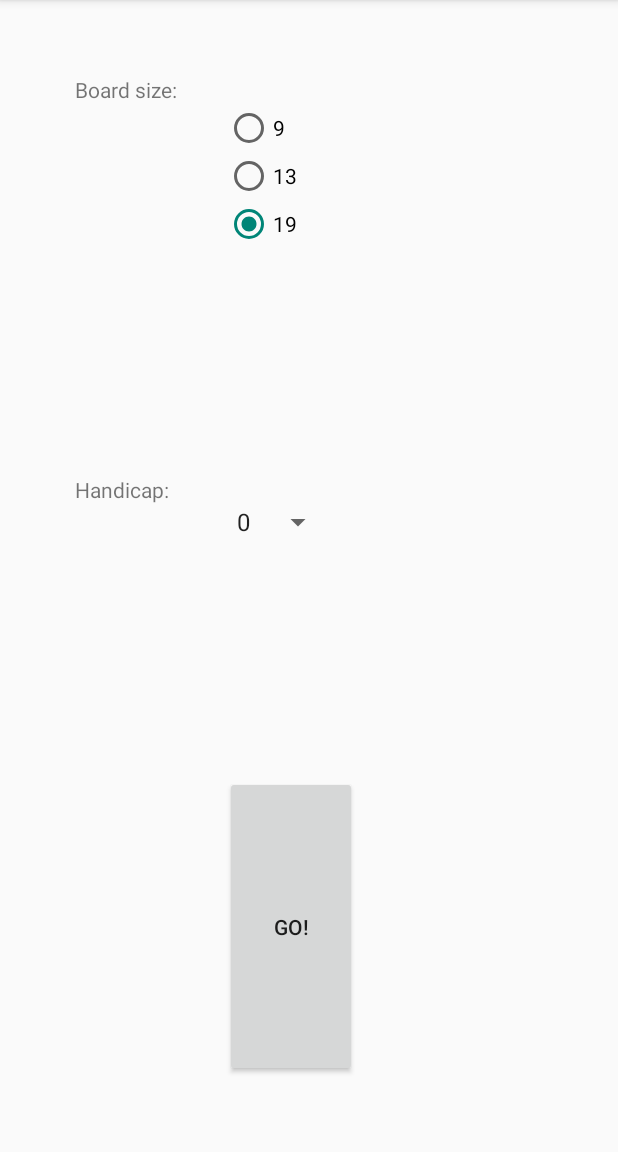
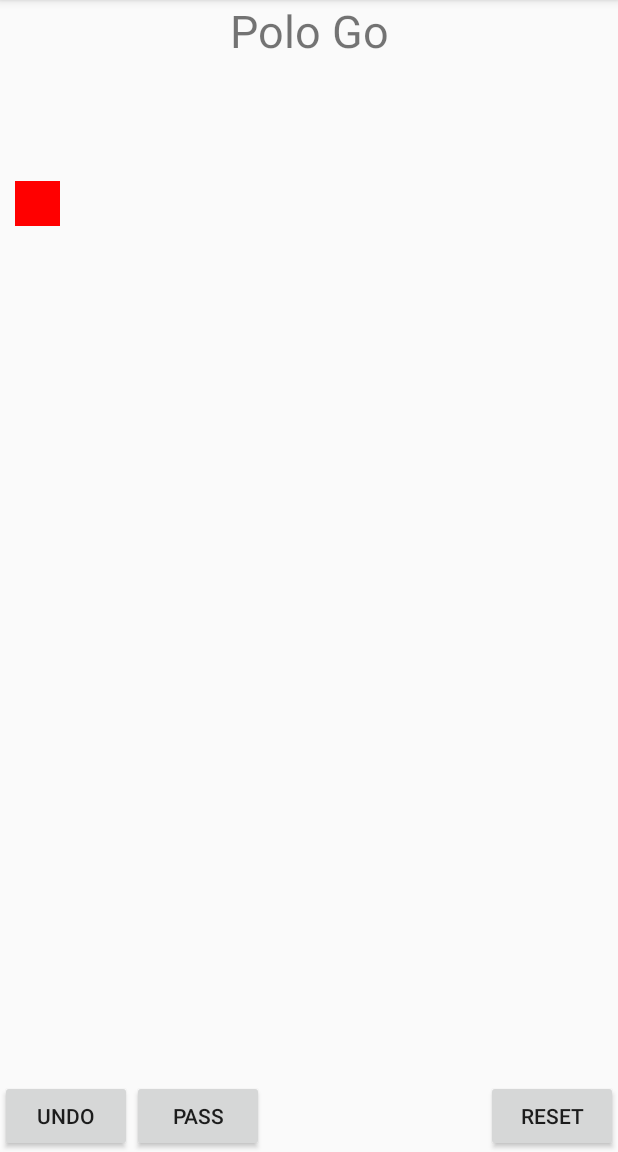
Before and after one commit to polo-language/go-android, an Android app: the screen it shows after launch (SelectorActivity before the commit, BoardActivity after it), after a tap on "GO!", on a phone screen of 412 x 824 dp, the part 84-1236 px from its top. Run offline under Robolectric (Android 15) with nearby library versions, the phone set to English and light mode, and no system bars; 2 other taps on this screen came first.

Commit message:
Board view and fragment working.

```diff
--- a/app/src/main/AndroidManifest.xml
+++ b/app/src/main/AndroidManifest.xml
@@ -13,6 +13,7 @@
                 <category android:name="android.intent.category.LAUNCHER" />
             </intent-filter>
         </activity>
+        <activity android:name=".BoardActivity"></activity>
 
     </application>
 
--- a/app/src/main/java/com/example/pololanguage/gotest/BoardActivity.java
+++ b/app/src/main/java/com/example/pololanguage/gotest/BoardActivity.java
@@ -2,21 +2,25 @@ package com.example.pololanguage.gotest;
 
 import android.app.Activity;
 import android.os.Bundle;
+import android.view.View;
 
 public class BoardActivity extends Activity {
   public static final String EXTRA_BOARD_SIZE = "board_size";
   public static final String EXTRA_HANDICAP = "handicap";
 
   @Override
-  public void onCreate(Bundle icicle) {
-    super.onCreate(icicle);
+  public void onCreate(Bundle savedInstanceState) {
+    super.onCreate(savedInstanceState);
     int boardSize = getIntent().getIntExtra(EXTRA_BOARD_SIZE,
                                            SelectorActivity.DEFAULT_BOARD_SIZE);
     int handicap = getIntent().getIntExtra(EXTRA_HANDICAP,
                                            SelectorActivity.DEFAULT_HANDICAP);
-    if (getFragmentManager().findFragmentById(android.R.id.content) == null) {
+    setContentView(R.layout.game);
+
+    if (findViewById(R.id.board_container) != null) {
+      if (savedInstanceState != null) { return; }
       getFragmentManager().beginTransaction()
-                          .add(android.R.id.content,
+                          .add(R.id.board_container,
                                BoardFragment.newInstance(boardSize, handicap))
                           .commit();
     }
--- a/app/src/main/java/com/example/pololanguage/gotest/BoardFragment.java
+++ b/app/src/main/java/com/example/pololanguage/gotest/BoardFragment.java
@@ -2,33 +2,42 @@ package com.example.pololanguage.gotest;
 
 import android.app.Fragment;
 import android.os.Bundle;
+import android.util.DisplayMetrics;
+import android.util.Log;
 import android.view.LayoutInflater;
 import android.view.View;
 import android.view.ViewGroup;
+import android.widget.LinearLayout;
 
 public class BoardFragment extends Fragment {
   private int boardSize;
   private int handicap;
+
   protected static BoardFragment newInstance(int boardSize, int handicap) {
     BoardFragment frag = new BoardFragment();
-    frag.setRetainInstance(true);
+    frag.setRetainInstance(true); // need to move to onCreate() ?
     frag.boardSize = boardSize;
     frag.handicap = handicap;
     return frag;
   }
 
-  /* Need to move setRetainInstance here?
-  @Override
-  public void onCreate(Bundle icicle) {
-    super.onCreate(icicle);
-    setRetainInstance(true);
-  }*/
-
   @Override
   public View onCreateView(LayoutInflater inflater,
                            ViewGroup container, Bundle icicle) {
-    View view = super.onCreateView(inflater, container, icicle);
-    // TODO
-    return view;
+    return inflater.inflate(R.layout.board, container, false);
+  }
+
+  @Override
+  public void onViewCreated(View view, Bundle savedInstanceState) {
+    /*DisplayMetrics displayMetrics = getActivity().getResources().getDisplayMetrics();
+    int boardWidth = Math.max(displayMetrics.widthPixels,
+                              displayMetrics.heightPixels);
+    */
+    View boardContainer = getActivity().findViewById(R.id.board_container);
+    //boardContainer.setLayoutParams(new LinearLayout.LayoutParams(boardWidth, boardWidth));
+
+    //boardContainer.setBackgroundColor(0xFF0000FF);
+    View testView = getActivity().findViewById(R.id.test_view_on_board);
+    testView.setBackgroundColor(0xFFFF0000);
   }
 }
--- /dev/null
+++ b/app/src/main/res/layout/board.xml
@@ -0,0 +1,14 @@
+<?xml version="1.0" encoding="utf-8"?>
+<RelativeLayout xmlns:android="http://schemas.android.com/apk/res/android"
+    android:orientation="vertical"
+    android:layout_width="match_parent"
+    android:layout_height="match_parent">
+
+    <View
+        android:id="@+id/test_view_on_board"
+        android:layout_width="30dp"
+        android:layout_height="30dp"
+        android:layout_marginLeft="10dp"
+        android:layout_marginTop="80dp"/>
+
+</RelativeLayout>
--- /dev/null
+++ b/app/src/main/res/layout/game.xml
@@ -0,0 +1,46 @@
+<?xml version="1.0" encoding="utf-8"?>
+<LinearLayout xmlns:android="http://schemas.android.com/apk/res/android"
+    android:layout_width="match_parent"
+    android:layout_height="match_parent"
+    android:orientation="vertical">
+
+    <TextView
+        android:layout_width="match_parent"
+        android:layout_height="wrap_content"
+        android:gravity="center"
+        android:textSize="30dp"
+        android:text="@string/game_header" />
+
+    <FrameLayout
+        android:id="@+id/board_container"
+        android:layout_width="match_parent"
+        android:layout_height="0dp"
+        android:layout_weight="1" />
+
+    <LinearLayout
+        android:layout_width="match_parent"
+        android:layout_height="wrap_content"
+        android:orientation="horizontal">
+        <Button
+            android:id="@+id/undo_button"
+            android:layout_width="wrap_content"
+            android:layout_height="wrap_content"
+            android:text="@string/undo_button" />
+        <Button
+            android:id="@+id/pass_button"
+            android:layout_width="wrap_content"
+            android:layout_height="wrap_content"
+            android:text="@string/pass_button" />
+        <Space
+            android:layout_width="0dp"
+            android:layout_height="wrap_content"
+            android:layout_weight="1"/>
+        <Button
+            android:id="@+id/reset_button"
+            android:layout_width="wrap_content"
+            android:layout_height="wrap_content"
+            android:text="@string/reset_button"
+            />
+    </LinearLayout>
+
+</LinearLayout>
--- a/app/src/main/res/layout/selector.xml
+++ b/app/src/main/res/layout/selector.xml
@@ -3,11 +3,11 @@
     android:layout_height="match_parent"
     android:layout_width="match_parent"
     android:orientation="vertical"
-    android:layout_margin="50dip">
+    android:layout_margin="50dp">
 
     <LinearLayout
         android:layout_width="wrap_content"
-        android:layout_height="0dip"
+        android:layout_height="0dp"
         android:orientation="vertical"
         android:layout_weight="40">
         <TextView
@@ -19,8 +19,8 @@
             android:layout_width="wrap_content"
             android:layout_height="wrap_content"
             android:orientation="vertical"
-            android:layout_marginStart="100dip"
-            android:layout_marginLeft="100dip"
+            android:layout_marginStart="100dp"
+            android:layout_marginLeft="100dp"
             android:checkedButton="@+id/board_size_radio_9">
             <RadioButton
                 android:id="@id/board_size_radio_9"
@@ -44,7 +44,7 @@
     </LinearLayout>
     <LinearLayout
         android:layout_width="wrap_content"
-        android:layout_height="0dip"
+        android:layout_height="0dp"
         android:orientation="vertical"
         android:layout_weight="30">
         <TextView
@@ -55,15 +55,15 @@
             android:id="@+id/handicap_spinner"
             android:layout_width="wrap_content"
             android:layout_height="wrap_content"
-            android:layout_marginStart="100dip"
-            android:layout_marginLeft="100dip"/>
+            android:layout_marginStart="100dp"
+            android:layout_marginLeft="100dp"/>
     </LinearLayout>
     <Button
         android:layout_width="wrap_content"
-        android:layout_height="0dip"
+        android:layout_height="0dp"
         android:layout_weight="30"
-        android:layout_marginStart="100dip"
-        android:layout_marginLeft="100dip"
+        android:layout_marginStart="100dp"
+        android:layout_marginLeft="100dp"
         android:text="@string/go_button"
         android:onClick="onGoClicked"/>
 
--- a/app/src/main/res/values/strings.xml
+++ b/app/src/main/res/values/strings.xml
@@ -6,4 +6,8 @@
     <string name="nineteen">19</string>
     <string name="handicap">Handicap:</string>
     <string name="go_button">Go!</string>
+    <string name="game_header">Polo Go</string>
+    <string name="undo_button">Undo</string>
+    <string name="pass_button">Pass</string>
+    <string name="reset_button">Reset</string>
 </resources>
```
Also changed, not shown: 4 other files.
